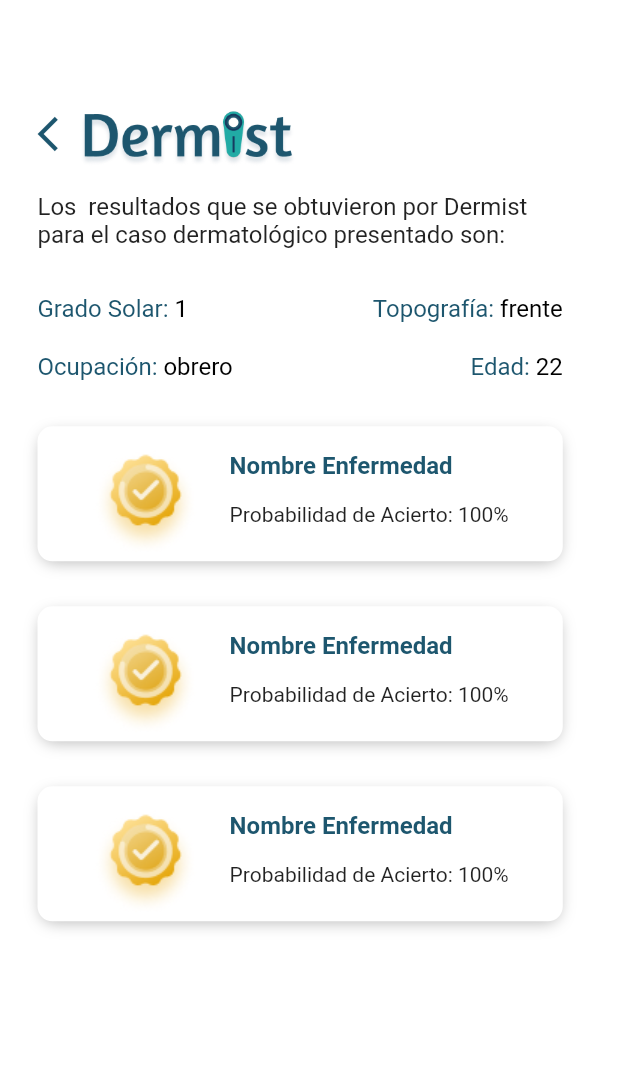
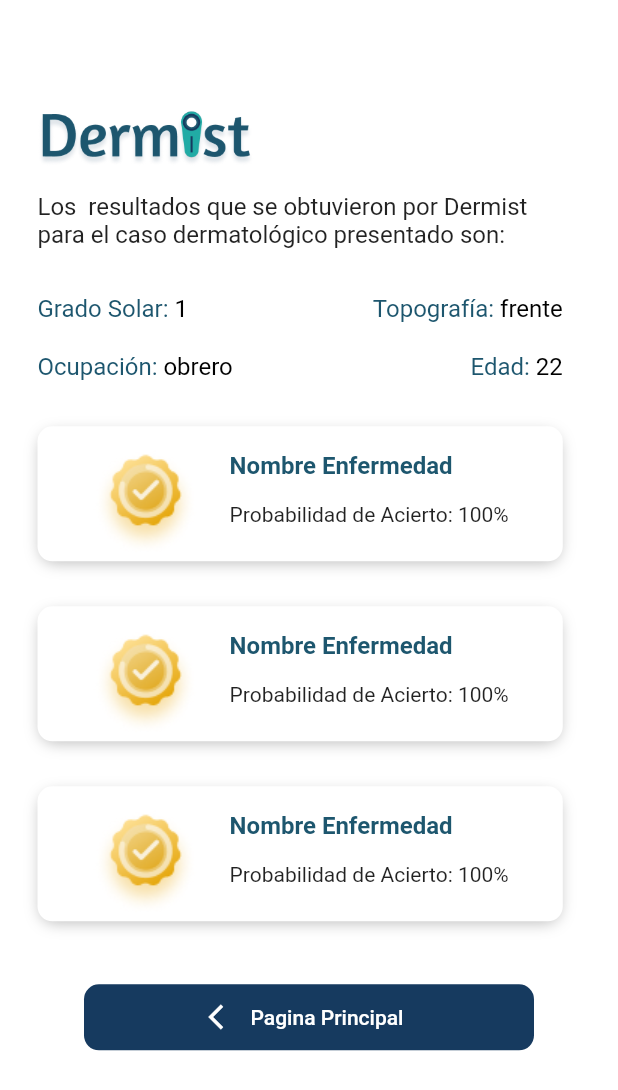
Before and after one commit to Joselian2204/DermistFront, a Flutter app: the ObtainedResult screen opened directly, on a phone screen of 412 x 824 dp. Shown: the top 1090 px of the screen. Run offline on Flutter 3.47's test engine with Material 2 defaults, Android fonts, the phone set to English and light mode, and no system bars; our stand-ins replace firebase_analytics, firebase_auth, firebase_core, get, google_sign_in; missing offline and left inert: dart:ffi; accounts and stored records are empty.

Commit message:
Result page v2

```diff
--- a/lib/src/features/authentication/screens/result/Widgets/data_registered.dart
+++ b/lib/src/features/authentication/screens/result/Widgets/data_registered.dart
@@ -95,7 +95,7 @@
                   )
               ),
             ],
-          )
+          ),
         ],
       ),
     );
--- a/lib/src/features/authentication/screens/result/result.dart
+++ b/lib/src/features/authentication/screens/result/result.dart
@@ -2,6 +2,7 @@
 import 'package:dermist/src/constants/image_strings.dart';
 import 'package:dermist/src/features/authentication/screens/result/Widgets/card_result.dart';
 import 'package:dermist/src/features/authentication/screens/result/Widgets/data_registered.dart';
+import 'package:dermist/src/utils/theme/widget_themes/log_in_btn.dart';
 import 'package:flutter/material.dart';
 
 class ObtainedResult extends StatelessWidget{
@@ -21,17 +22,13 @@
           ),
           child: Column(
             children: [
-              GestureDetector(
-                onTap: () {},
-                child: Row(
+              Row(
                 children: const [
-                    Icon(Icons.arrow_back_ios, color: secondaryColor, size: 28),
                   Image(
                     image: AssetImage(imagotipoColor),
                     width: 145,
                   )
                 ],
-                ),
               ),
               Row(
                 children: [
@@ -68,6 +65,17 @@
                   CardResult()
                 ],
               ),
+              const SizedBox(height: 40,),
+              ElevatedButton.icon(
+                  style: buttonCamera,
+                  onPressed: (){},
+                  icon: const Icon(
+                    Icons.arrow_back_ios,
+                    size: 20,
+                    color: pureWhite,
+                  ),
+                  label: const Text('Pagina Principal')
+              )
             ],
           ),
         ),
```
Lines whose indentation alone changed are shown as unchanged.
